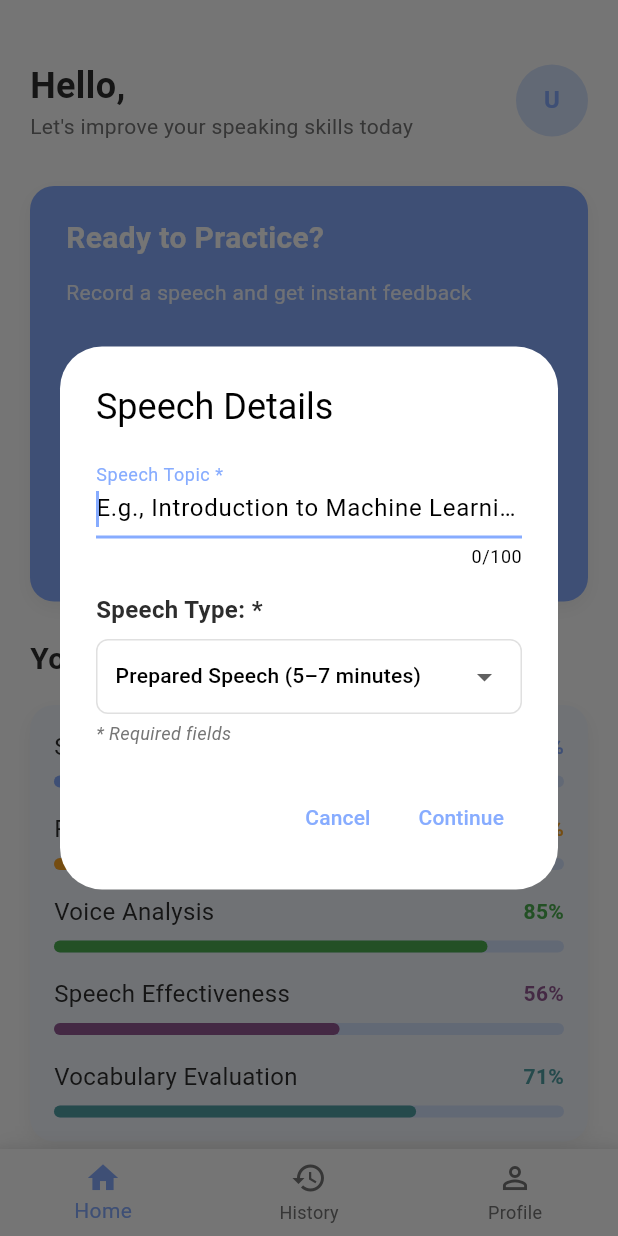
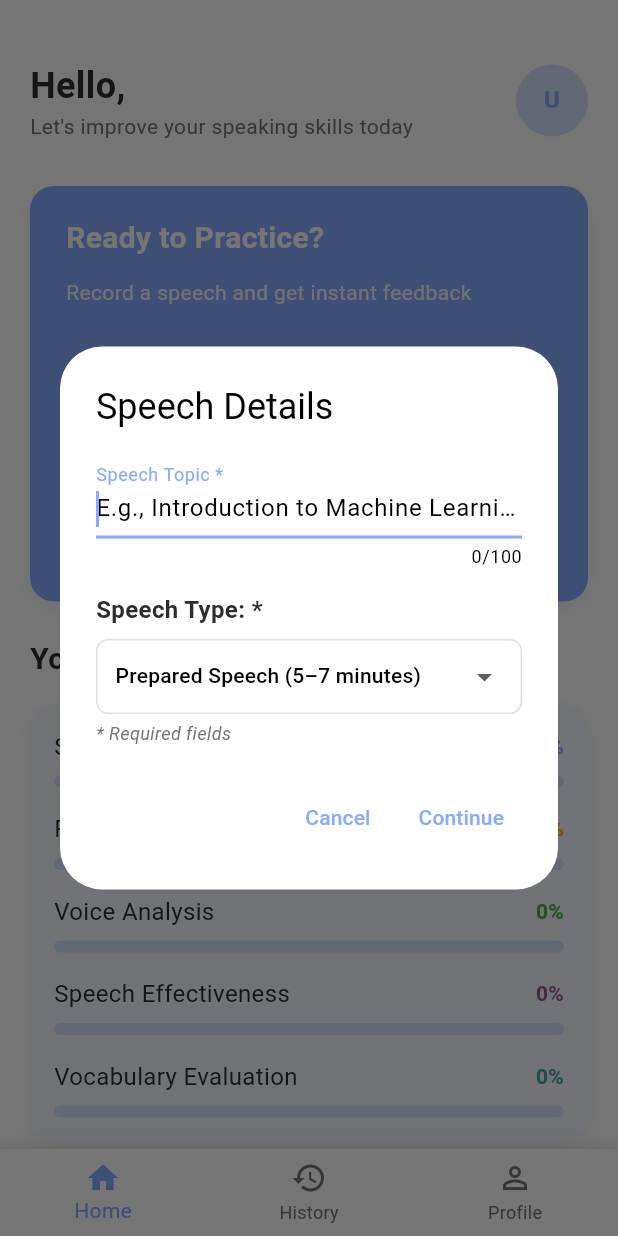
Before and after one commit to naela-girsy-projects/Project-VocalLabs, a Flutter app: the HomeScreen screen opened by its route, after a tap on "Start Recording", on a phone screen of 412 x 824 dp. Run offline on Flutter 3.47's test engine with Material 3 defaults, Android fonts, the phone set to English and light mode, and no system bars; our stand-ins replace audioplayers, cloud_firestore, firebase_auth, firebase_core, fl_chart, image_picker and 1 more; missing offline and left inert: file_selector, record, universal_html; accounts and stored records are empty; Roboto replaces fonts that are missing (Poppins).

Commit message:
Updated "Your Progress" in home screen !

```diff
--- a/Client/lib/screens/home_screen.dart
+++ b/Client/lib/screens/home_screen.dart
@@ -18,11 +18,23 @@ class HomeScreen extends StatefulWidget {
 class _HomeScreenState extends State<HomeScreen> {
   int _selectedIndex = 0;
   String _userName = 'User'; // Default to 'User'
+  Map<String, double> _progressScores = {
+    'speechDevelopment': 0.0,
+    'proficiency': 0.0,
+    'voiceAnalysis': 0.0,
+    'effectiveness': 0.0,
+    'vocabulary': 0.0,
+  };
 
   @override
   void initState() {
     super.initState();
     _fetchUserName();
+    _fetchUserProgress().then((scores) {
+      setState(() {
+        _progressScores = scores;
+      });
+    });
   }
 
   Future<void> _fetchUserName() async {
@@ -190,12 +202,66 @@ class _HomeScreenState extends State<HomeScreen> {
     );
   }
 
+  Future<Map<String, double>> _fetchUserProgress() async {
+    try {
+      final user = FirebaseAuth.instance.currentUser;
+      if (user != null) {
+        final speechesSnapshot = await FirebaseFirestore.instance
+            .collection('users')
+            .doc(user.uid)
+            .collection('speeches')
+            .get();
+
+        if (speechesSnapshot.docs.isNotEmpty) {
+          // Initialize accumulators for each feature
+          double totalSpeechDevelopment = 0.0;
+          double totalProficiency = 0.0;
+          double totalVoiceAnalysis = 0.0;
+          double totalEffectiveness = 0.0;
+          double totalVocabulary = 0.0;
+
+          // Iterate through each speech and sum up the scores
+          for (var doc in speechesSnapshot.docs) {
+            final data = doc.data();
+            totalSpeechDevelopment += data['speech_development_score'] ?? 0.0;
+            totalProficiency += data['proficiency_score'] ?? 0.0;
+            totalVoiceAnalysis += data['voice_analysis_score'] ?? 0.0;
+            totalEffectiveness += data['effectiveness_score'] ?? 0.0;
+            totalVocabulary += data['vocabulary_evaluation_score'] ?? 0.0;
+          }
+
+          // Calculate averages
+          int speechCount = speechesSnapshot.docs.length;
+          return {
+            'speechDevelopment': totalSpeechDevelopment / speechCount,
+            'proficiency': totalProficiency / speechCount,
+            'voiceAnalysis': totalVoiceAnalysis / speechCount,
+            'effectiveness': totalEffectiveness / speechCount,
+            'vocabulary': totalVocabulary / speechCount,
+          };
+        }
+      }
+    } catch (e) {
+      print('Error fetching user progress: $e');
+    }
+
+    // Return default values if no speeches or error occurs
+    return {
+      'speechDevelopment': 0.0,
+      'proficiency': 0.0,
+      'voiceAnalysis': 0.0,
+      'effectiveness': 0.0,
+      'vocabulary': 0.0,
+    };
+  }
+
   @override
   Widget build(BuildContext context) {
     final List<Widget> screens = [
       _DashboardTab(
         userName: _userName, // Use the fetched userName
         promptForSpeechTopic: _promptForSpeechTopic, // Pass the method here
+        progressScores: _progressScores, // Pass the progress scores here
       ),
       const SpeechHistoryScreen(),
       const ProfileScreen(), // ProfileScreen now handles progress data
@@ -251,10 +317,12 @@ class _HomeScreenState extends State<HomeScreen> {
 class _DashboardTab extends StatelessWidget {
   final String userName;
   final Future<Map<String, String>?> Function() promptForSpeechTopic;
+  final Map<String, double> progressScores;
 
   const _DashboardTab({
     required this.userName,
     required this.promptForSpeechTopic,
+    required this.progressScores,
   });
 
   @override
@@ -367,31 +435,31 @@ class _DashboardTab extends StatelessWidget {
                   children: [
                     _buildProgressItem(
                       label: 'Speech Development',
-                      progress: 0.75,
+                      progress: (progressScores['speechDevelopment'] ?? 0.0) / 100,
                       color: AppColors.primaryBlue,
                     ),
                     const SizedBox(height: 16),
                     _buildProgressItem(
                       label: 'Proficiency',
-                      progress: 0.60,
+                      progress: (progressScores['proficiency'] ?? 0.0) / 100,
                       color: AppColors.warning,
                     ),
                     const SizedBox(height: 16),
                     _buildProgressItem(
                       label: 'Voice Analysis',
-                      progress: 0.85,
+                      progress: (progressScores['voiceAnalysis'] ?? 0.0) / 100,
                       color: AppColors.success,
                     ),
                     const SizedBox(height: 16),
                     _buildProgressItem(
                       label: 'Speech Effectiveness',
-                      progress: 0.56,
+                      progress: (progressScores['effectiveness'] ?? 0.0) / 100,
                       color: const Color.fromARGB(255, 149, 90, 148),
                     ),
                     const SizedBox(height: 16),
                     _buildProgressItem(
                       label: 'Vocabulary Evaluation',
-                      progress: 0.71,
+                      progress: (progressScores['vocabulary'] ?? 0.0) / 100,
                       color: const Color.fromARGB(255, 81, 161, 165),
                     ),
                   ],
```
